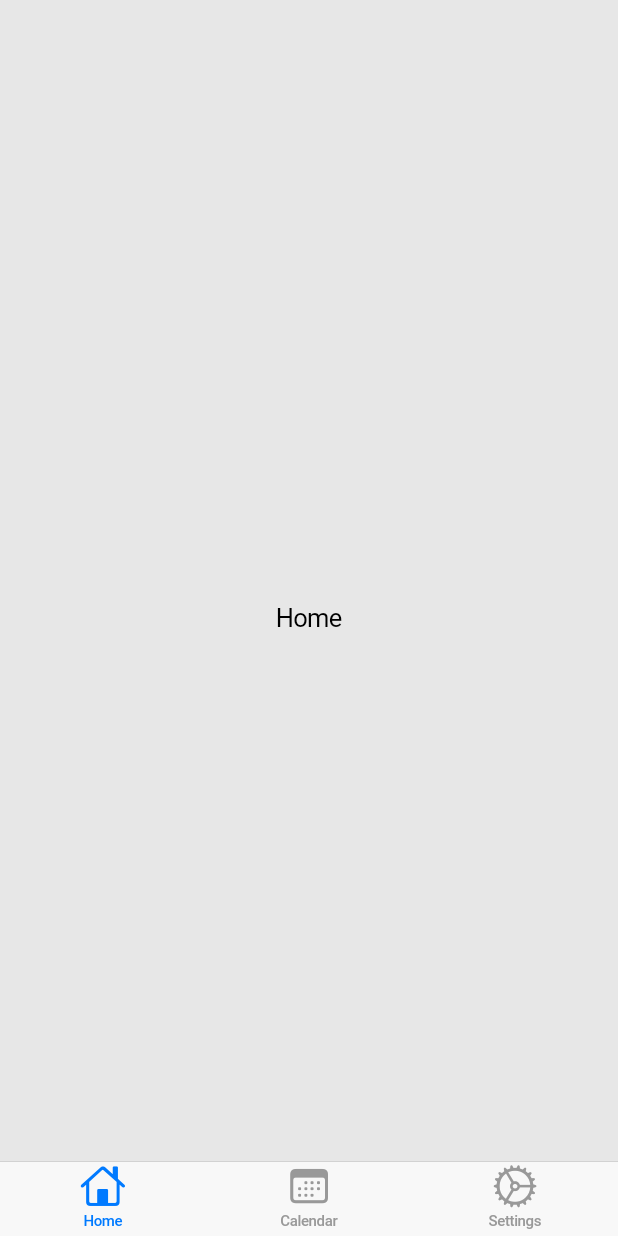
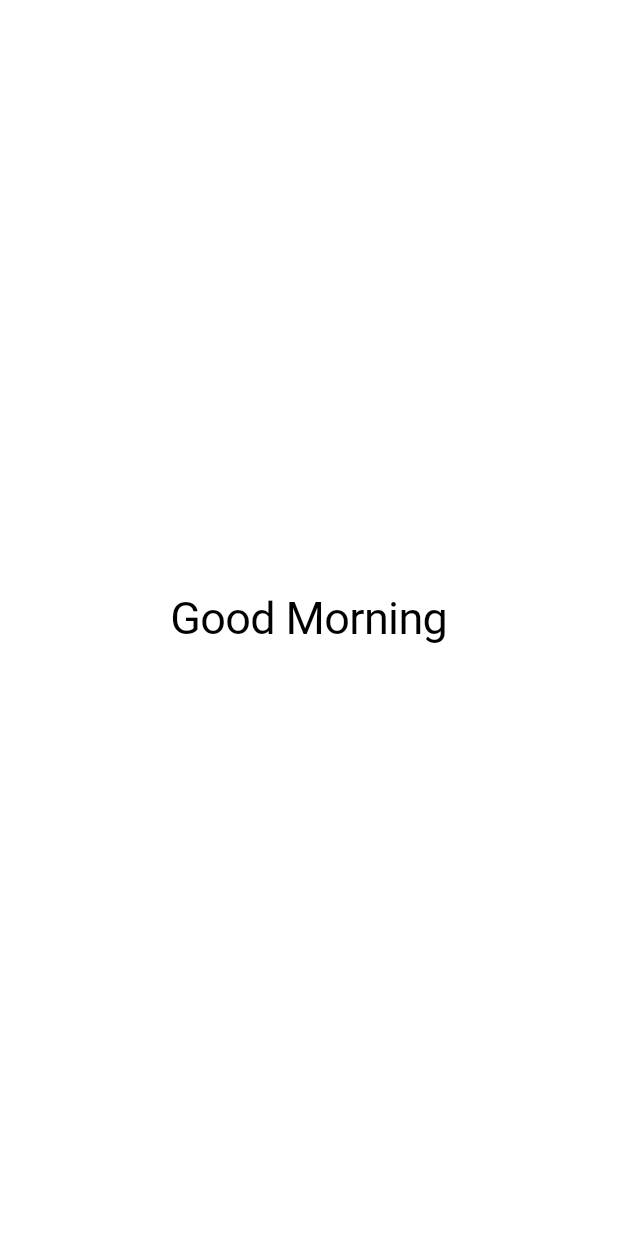
Before and after one commit to eun-chae-s/Haru, a Flutter app: the HomePage screen opened directly, on a phone screen of 412 x 824 dp. Run offline on Flutter 3.47's test engine with Material 3 defaults, Android fonts, the phone set to English and light mode, and no system bars.

```diff
--- a/lib/app/modules/home/view/home_view.dart
+++ b/lib/app/modules/home/view/home_view.dart
@@ -1,7 +1,7 @@
 // can you make a Home Page with a header with saying "good morning", "good evening" based on current time?
 import 'package:flutter/cupertino.dart';
-import 'package:flutter/material.dart';
-import 'package:haru/app/core/constant/constants.dart';
+// import 'package:flutter/material.dart';
+// import 'package:haru/app/core/constant/constants.dart';
 
 class HomePage extends StatefulWidget {
   const HomePage({super.key});
@@ -13,51 +13,23 @@ class HomePage extends StatefulWidget {
 class _HomePageState extends State<HomePage> {
   @override
   Widget build(BuildContext context) {
+    final currentTime = DateTime.now();
+    final hour = currentTime.hour;
+    String greeting = '';
+    if (hour < 12) {
+      greeting = 'Good Morning';
+    } else if (hour < 17) {
+      greeting = 'Good Afternoon';
+    } else {
+      greeting = 'Good Evening';
+    }
+
     return CupertinoPageScaffold(
-      // a header with saying greeting based on the current time?
-
-      // a bottom navigation bar with 3 items: home, calendar, and settings
-      child: CupertinoTabScaffold(
-        tabBar: CupertinoTabBar(
-          items: const <BottomNavigationBarItem>[
-            BottomNavigationBarItem(
-              icon: Icon(CupertinoIcons.home),
-              label: 'Home',
-            ),
-            BottomNavigationBarItem(
-              icon: Icon(CupertinoIcons.calendar),
-              label: 'Calendar',
-            ),
-            BottomNavigationBarItem(
-              icon: Icon(CupertinoIcons.settings),
-              label: 'Settings',
-            ),
-          ],
+      child: Center(
+        child: Text(
+          greeting,
+          style: const TextStyle(fontSize: 30),
         ),
-        tabBuilder: (BuildContext context, int index) {
-          return CupertinoTabView(
-            builder: (BuildContext context) {
-              switch (index) {
-                case 0:
-                  return const Center(
-                    child: Text('Home'),
-                  );
-                case 1:
-                  return const Center(
-                    child: Text('Calendar'),
-                  );
-                case 2:
-                  return const Center(
-                    child: Text('Settings'),
-                  );
-                default:
-                  return const Center(
-                    child: Text('Home'),
-                  );
-              }
-            },
-          );
-        },
       ),
     );
   }
--- a/lib/app/modules/login/view/login_view.dart
+++ b/lib/app/modules/login/view/login_view.dart
@@ -1,7 +1,7 @@
 import 'package:flutter/cupertino.dart';
 import 'package:flutter/material.dart';
 import 'package:haru/app/core/constant/constants.dart';
-import 'package:haru/app/modules/home/view/home_view.dart';
+import 'package:haru/app/modules/navigator/view/app_navigator.dart';
 
 // Login page => stateless
 // Error message, disabled login button => stateful
@@ -95,7 +95,7 @@ class LoginSection extends StatelessWidget {
             onPressed: () {
               Navigator.push(
                 context,
-                CupertinoPageRoute(builder: (context) => const HomePage()),
+                CupertinoPageRoute(builder: (context) => const AppNavigator()),
               );
             },
             color: buttonColor,
```
Also changed, not shown: lib/app/modules/navigator/view/app_navigator.dart (added, +66 -0 lines).
